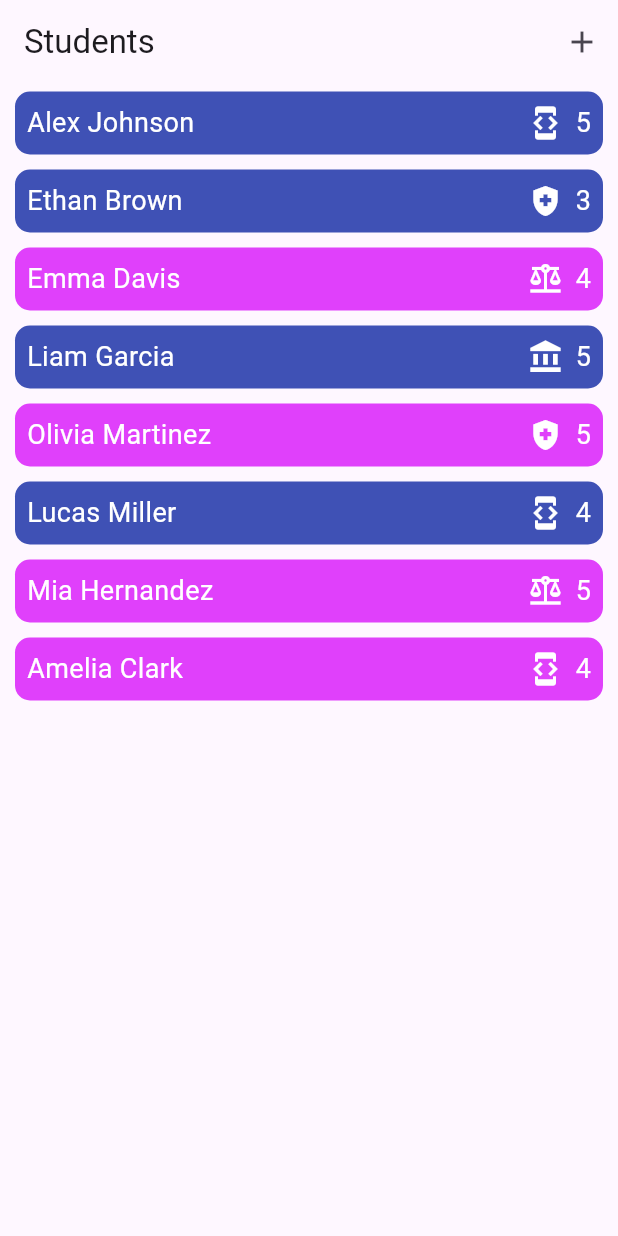
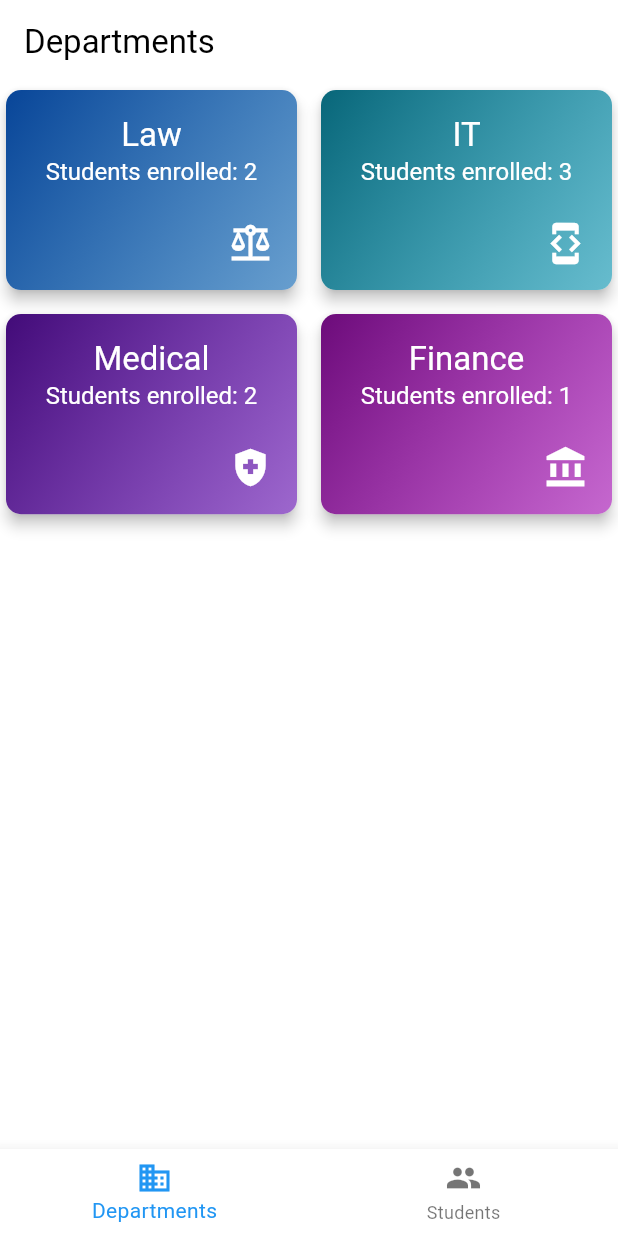
Before and after one commit to Kostiantyn0205/lb_1_karachentsev_kiyki_21_8, a Flutter app: the screen it shows after launch, on a phone screen of 412 x 824 dp. Run offline on Flutter 3.47's test engine with Material 3 defaults, Android fonts, the phone set to English and light mode, and no system bars; our stand-ins replace flutter_riverpod.

Commit message:
add page departments

```diff
--- a/lib/main.dart
+++ b/lib/main.dart
@@ -1,8 +1,34 @@
 import 'package:flutter/material.dart';
-import 'widgets/students.dart';
+import 'package:flutter_riverpod/flutter_riverpod.dart';
+import 'screens/tabs_screen.dart';
 
 void main() {
-  runApp(MaterialApp(
-    home: Students(),
-  ));
+  runApp(
+    ProviderScope(
+      child: MyApp(),
+    ),
+  );
 }
+
+class MyApp extends StatelessWidget {
+  @override
+  Widget build(BuildContext context) {
+    return MaterialApp(
+      home: TabsScreen(),
+      theme: ThemeData(
+        primarySwatch: Colors.indigo,
+        colorScheme: ColorScheme.fromSwatch().copyWith(secondary: Colors.purpleAccent),
+        textTheme: const TextTheme(
+          bodyLarge: TextStyle(color: Colors.white, fontSize: 18),
+          titleLarge: TextStyle(color: Color.fromARGB(255, 255, 255, 255), fontSize: 22),
+          headlineSmall: TextStyle(color: Colors.white, fontSize: 16),
+        ),
+        inputDecorationTheme: InputDecorationTheme(
+          border: OutlineInputBorder(
+            borderRadius: BorderRadius.circular(10),
+          ),
+        ),
+      ),
+    );
+  }
+}
--- /dev/null
+++ b/lib/models/department.dart
@@ -0,0 +1,86 @@
+import 'package:flutter/material.dart';
+
+enum DepartmentType { finance, law, it, medical }
+
+// Модель факультета, где color теперь является LinearGradient
+class Department {
+  final String name;
+  final LinearGradient color;  // изменили тип на LinearGradient
+  final IconData icon;
+  final String id;
+  final DepartmentType type;
+  final int enrolledStudents;
+
+  Department({
+    required this.name,
+    required this.color,
+    required this.icon,
+    required this.id,
+    required this.type,
+    this.enrolledStudents = 0,
+  });
+
+ @override
+  String toString() {
+    return 'Department(name: $name, students: $enrolledStudents)';
+  }
+
+  Department copyWith({int? enrolledStudents}) {
+    return Department(
+      name: name,
+      color: color,
+      icon: icon,
+      id: id,
+      type: type,
+      enrolledStudents: enrolledStudents ?? this.enrolledStudents, // Если не передано, то берем старое значение
+    );
+  }
+}
+
+// Список факультетов с градиентами
+final Map<DepartmentType, Department> departments = {
+  DepartmentType.law: Department(
+    name: 'Law',
+    color: LinearGradient(  // создаем градиент для факультета law
+      begin: Alignment.topLeft,
+      end: Alignment.bottomRight,
+      colors: [Color.fromARGB(255, 8, 69, 152), const Color.fromARGB(155, 6, 96, 175)],  // Пара цветов для градиента
+    ),
+    icon: Icons.balance,
+    id: '1',
+    type: DepartmentType.law,
+  ),
+  DepartmentType.it: Department(
+    name: 'IT',
+    color: LinearGradient(  // создаем градиент для факультета IT
+      begin: Alignment.topLeft,
+      end: Alignment.bottomRight,
+      colors: [Color.fromARGB(255, 8, 102, 121), const Color.fromARGB(155, 5, 145, 174)],  // Пара цветов для градиента
+    ),
+    icon: Icons.developer_mode,
+    id: '2',
+    type: DepartmentType.it,
+  ),
+  DepartmentType.medical: Department(
+    name: 'Medical',
+    color: LinearGradient(  // создаем градиент для факультета medical
+      begin: Alignment.topLeft,
+      end: Alignment.bottomRight,
+      colors: [Color.fromARGB(255, 66, 11, 120), const Color.fromARGB(155, 94, 6, 173)],  // Пара цветов для градиента
+    ),
+    icon: Icons.health_and_safety,
+    id: '3',
+    type: DepartmentType.medical,
+  ),
+  DepartmentType.finance: Department(
+    name: 'Finance',
+    color: LinearGradient(  // создаем градиент для факультета Finance
+      begin: Alignment.topLeft,
+      end: Alignment.bottomRight,
+      colors: [const Color.fromARGB(255, 108, 11, 122), const Color.fromARGB(155, 160, 6, 175)],  // Пара цветов для градиента
+    ),
+    icon: Icons.account_balance,
+    id: '4',
+    type: DepartmentType.finance,
+  ),
+};
--- a/lib/models/student.dart
+++ b/lib/models/student.dart
@@ -1,19 +1,19 @@
 import 'package:flutter/material.dart';
+import './department.dart' as dept;
 
-enum Department { finance, law, it, medical }
 enum Gender { male, female }
 
 const departmentIcons = {
-  Department.finance: Icons.account_balance,
-  Department.law: Icons.balance,
-  Department.it: Icons.developer_mode,
-  Department.medical: Icons.health_and_safety,
+  dept.DepartmentType.finance: Icons.account_balance,
+  dept.DepartmentType.law: Icons.balance,
+  dept.DepartmentType.it: Icons.developer_mode,
+  dept.DepartmentType.medical: Icons.health_and_safety,
 };
 
 class Student {
   final String firstName;
   final String lastName;
-  final Department department;
+  final dept.DepartmentType department;
   final int grade;
   final Gender gender;
 
@@ -24,4 +24,9 @@ class Student {
     required this.grade,
     required this.gender,
   });
+
+  @override
+  String toString() {
+    return '$firstName $lastName, Department: $department, Grade: $grade, Gender: $gender';
+  }
 }
--- /dev/null
+++ b/lib/providers/departments_provider.dart
@@ -0,0 +1,14 @@
+import 'package:flutter_riverpod/flutter_riverpod.dart';
+import '../models/department.dart' as dept;
+import '../providers/students_provider.dart';
+
+final departmentsProvider = Provider<List<dept.Department>>((ref) {
+  final students = ref.watch(studentsProvider); // Получаем список студентов через studentsProvider
+  final baseDepartments = dept.departments.values.toList(); // Берем все факультеты из базы данных
+
+  return baseDepartments.map((department) {
+    // Подсчитываем количество студентов для каждого факультета, сравнивая типы
+    final enrolledCount = students.where((student) { return student.department == department.type;}).length;
+    return department.copyWith(enrolledStudents: enrolledCount); // Возвращаем факультет с количеством студентов
+  }).toList();
+});
--- /dev/null
+++ b/lib/screens/departments.dart
@@ -0,0 +1,25 @@
+import 'package:flutter/material.dart';
+import '../widgets/department_item.dart';
+import '../models/department.dart';
+
+class Departments extends StatelessWidget {
+  @override
+  Widget build(BuildContext context) {
+    return Scaffold(
+      appBar: AppBar(title: Text('Departments')),
+      body: GridView.builder(
+        gridDelegate: SliverGridDelegateWithFixedCrossAxisCount(
+          crossAxisCount: 2,  // Количество колонок
+          crossAxisSpacing: 8,  // Отступы между колонками
+          mainAxisSpacing: 8,  // Отступы между строками
+          childAspectRatio: 200 / 140, // Соотношение ширины к высоте карточки
+        ),
+        itemCount: departments.length,
+        itemBuilder: (context, index) {
+          Department department = departments.values.elementAt(index);
+          return DepartmentItem(department: department);
+        },
+      ),
+    );
+  }
+}
--- /dev/null
+++ b/lib/screens/tabs_screen.dart
@@ -0,0 +1,45 @@
+import 'package:flutter/material.dart';
+import 'students.dart';
+import 'departments.dart';
+
+
+class TabsScreen extends StatefulWidget {
+  @override
+  _TabsScreenState createState() => _TabsScreenState();
+}
+
+class _TabsScreenState extends State<TabsScreen> {
+  int _selectedIndex = 0;
+
+  final List<Map<String, Object>> _pages = [
+    {'page': Departments()},
+    {'page': Students()},
+  ];
+
+  void _onTabSelected(int index) {
+    setState(() {
+      _selectedIndex = index;
+    });
+  }
+
+  @override
+  Widget build(BuildContext context) {
+    return Scaffold(
+      body: _pages[_selectedIndex]['page'] as Widget,
+      bottomNavigationBar: BottomNavigationBar(
+        currentIndex: _selectedIndex,
+        onTap: _onTabSelected,
+        items: const [
+          BottomNavigationBarItem(
+            icon: Icon(Icons.business),
+            label: 'Departments',
+          ),
+          BottomNavigationBarItem(
+            icon: Icon(Icons.group),
+            label: 'Students',
+          ),
+        ],
+      ),
+    );
+  }
+}
--- /dev/null
+++ b/lib/widgets/department_item.dart
@@ -0,0 +1,58 @@
+import 'package:flutter/material.dart';
+import 'package:flutter_riverpod/flutter_riverpod.dart';
+import '../models/department.dart' as dept; // Псевдоним для импортирования Department
+import '../providers/departments_provider.dart'; // Провайдер студентов
+
+class DepartmentItem extends ConsumerWidget {
+  final dept.Department department;  // Используем псевдоним dept
+
+  const DepartmentItem({Key? key, required this.department}) : super(key: key);
+
+  @override
+  Widget build(BuildContext context, WidgetRef ref) {
+      final departments = ref.watch(departmentsProvider);
+
+      final enrolledStudents = departments
+      .firstWhere((dept) => dept.type == department.type)
+      .enrolledStudents;
+
+    return Card(
+      elevation: 4,
+      shape: RoundedRectangleBorder(
+        borderRadius: BorderRadius.circular(10),
+      ),
+      child: Container(
+        decoration: BoxDecoration(
+          gradient: department.color,  // Используем department из dept
+          borderRadius: BorderRadius.circular(10),
+        ),
+        child: Padding(
+          padding: const EdgeInsets.all(16.0),
+          child: Column(
+            children: [
+              Align(
+                alignment: Alignment.topCenter,
+                child: Text(
+                  department.name,  // Используем department из dept
+                  style: Theme.of(context).textTheme.titleLarge,
+                ),
+              ),
+              Align(
+                alignment: Alignment.bottomCenter,
+                child: Text(
+                  'Students enrolled: $enrolledStudents',  // Динамическое количество студентов
+                  style: Theme.of(context).textTheme.headlineSmall,
+                ),
+              ),
+              Spacer(),
+              Align(
+                alignment: Alignment.bottomRight,
+                child: Icon(department.icon, size: 30, color: Colors.white),
+              ),
+            ],
+          ),
+        ),
+      ),
+    );
+  }
+}
--- a/lib/widgets/student_item.dart
+++ b/lib/widgets/student_item.dart
@@ -3,6 +3,7 @@ import '../models/student.dart';
 
 class StudentItem extends StatelessWidget {
   final Student student;
+
   const StudentItem({Key? key, required this.student}) : super(key: key);
 
   @override
@@ -19,7 +20,7 @@ class StudentItem extends StatelessWidget {
         children: [
           Text(
             '${student.firstName} ${student.lastName}',
-            style: const TextStyle(color: Colors.white, fontSize: 18),
+            style: Theme.of(context).textTheme.bodyLarge,
           ),
           Row(
             children: [
@@ -27,7 +28,7 @@ class StudentItem extends StatelessWidget {
               const SizedBox(width: 8),
               Text(
                 student.grade.toString(),
-                style: const TextStyle(color: Colors.white, fontSize: 18),
+                style: Theme.of(context).textTheme.bodyLarge,
               ),
             ],
           ),
--- a/lib/widgets/students.dart
+++ /dev/null
@@ -1,180 +0,0 @@
-import 'package:flutter/material.dart';
-import '../models/student.dart';
-import 'student_item.dart';
-import 'new_student.dart';
-
-class Students extends StatefulWidget {
-  @override
-  _StudentsState createState() => _StudentsState();
-}
-
-class _StudentsState extends State<Students> {
-  final List<Student> _students = [
-    Student(
-      firstName: 'Alex',
-      lastName: 'Johnson',
-      department: Department.it,
-      grade: 5,
-      gender: Gender.male,
-    ),
-    Student(
-      firstName: 'Ethan',
-      lastName: 'Brown',
-      department: Department.medical,
-      grade: 3,
-      gender: Gender.male,
-    ),
-    Student(
-      firstName: 'Emma',
-      lastName: 'Davis',
-      department: Department.law,
-      grade: 4,
-      gender: Gender.female,
-    ),
-    Student(
-      firstName: 'Liam',
-      lastName: 'Garcia',
-      department: Department.finance,
-      grade: 5,
-      gender: Gender.male,
-    ),
-    Student(
-      firstName: 'Olivia',
-      lastName: 'Martinez',
-      department: Department.medical,
-      grade: 5,
-      gender: Gender.female,
-    ),
-    Student(
-      firstName: 'Lucas',
-      lastName: 'Miller',
-      department: Department.it,
-      grade: 4,
-      gender: Gender.male,
-    ),
-    Student(
-      firstName: 'Mia',
-      lastName: 'Hernandez',
-      department: Department.law,
-      grade: 5,
-      gender: Gender.female,
-    ),
-    Student(
-      firstName: 'Amelia',
-      lastName: 'Clark',
-      department: Department.it,
-      grade: 4,
-      gender: Gender.female,
-    ),
-  ];
-
-  Student? _lastDeletedStudent;
-  int? _lastDeletedIndex;
-
-  void _addNewStudent() {
-    showModalBottomSheet(
-      context: context,
-      isScrollControlled: true,
-      builder: (_) {
-        return NewStudent(
-          onSave: (newStudent) {
-            setState(() {
-              _students.add(newStudent);
-            });
-          },
-        );
-      },
-    );
-  }
-
-   void _editStudent(int index) {
-    showModalBottomSheet(
-      context: context,
-      isScrollControlled: true,
-      builder: (_) {
-        return NewStudent(
-          student: _students[index],
-          onSave: (updatedStudent) {
-            setState(() {
-              _students[index] = updatedStudent;
-            });
-          },
-        );
-      },
-    );
-  }
-
-  void _deleteStudent(int index) {
-    final deletedStudent = _students[index];
-    _lastDeletedStudent = deletedStudent;
-    _lastDeletedIndex = index;
-
-    setState(() {
-      _students.removeAt(index);
-    });
-
-    ScaffoldMessenger.of(context).showSnackBar(
-      SnackBar(
-        content: Text('${deletedStudent.firstName} ${deletedStudent.lastName} deleted'),
-        action: SnackBarAction(
-          label: 'Undo',
-          onPressed: () {
-            _undoDelete();
-          },
-        ),
-        duration: const Duration(seconds: 5),
-      ),
-    );
-  }
-
-  void _undoDelete() {
-    if (_lastDeletedStudent != null && _lastDeletedIndex != null) {
-      setState(() {
-        _students.insert(_lastDeletedIndex!, _lastDeletedStudent!);
-      });
-      _lastDeletedStudent = null;
-      _lastDeletedIndex = null;
-    }
-  }
-
-  @override
-  Widget build(BuildContext context) {
-    return Scaffold(
-      appBar: AppBar(
-        title: const Text('Students'),
-        actions: [
-          IconButton(
-            icon: const Icon(Icons.add),
-            onPressed: _addNewStudent,
-          ),
-        ],
-      ),
-      body: ListView.builder(
-        itemCount: _students.length,
-        itemBuilder: (context, index) {
-          return InkWell(
-            onTap: () {
-              _editStudent(index);
-            },
-            child: Dismissible(
-              key: Key(_students[index].firstName + _students[index].lastName),
-              direction: DismissDirection.endToStart,
-              onDismissed: (direction) {
-                _deleteStudent(index);
-              },
-              background: Container(
-                color: Colors.red,
-                alignment: Alignment.centerRight,
-                child: const Padding(
-                  padding: EdgeInsets.only(right: 16.0),
-                  child: Icon(Icons.delete, color: Colors.white),
-                ),
-              ),
-              child: StudentItem(student: _students[index]),
-            ),
-          );
-        },
-      ),
-    );
-  }
-}
--- a/pubspec.yaml
+++ b/pubspec.yaml
@@ -9,6 +9,9 @@ environment:
 dependencies:
   flutter:
     sdk: flutter
+  google_fonts: ^5.0.0
+  flutter_riverpod: ^2.0.0
+  riverpod: ^2.0.0
 
 dev_dependencies:
   flutter_test:
```
Also changed, not shown: lib/providers/students_provider.dart (added, +95 -0 lines), lib/screens/students.dart (added, +100 -0 lines), lib/widgets/new_student.dart (+6 -5 lines), pubspec.lock, 2 other files.
